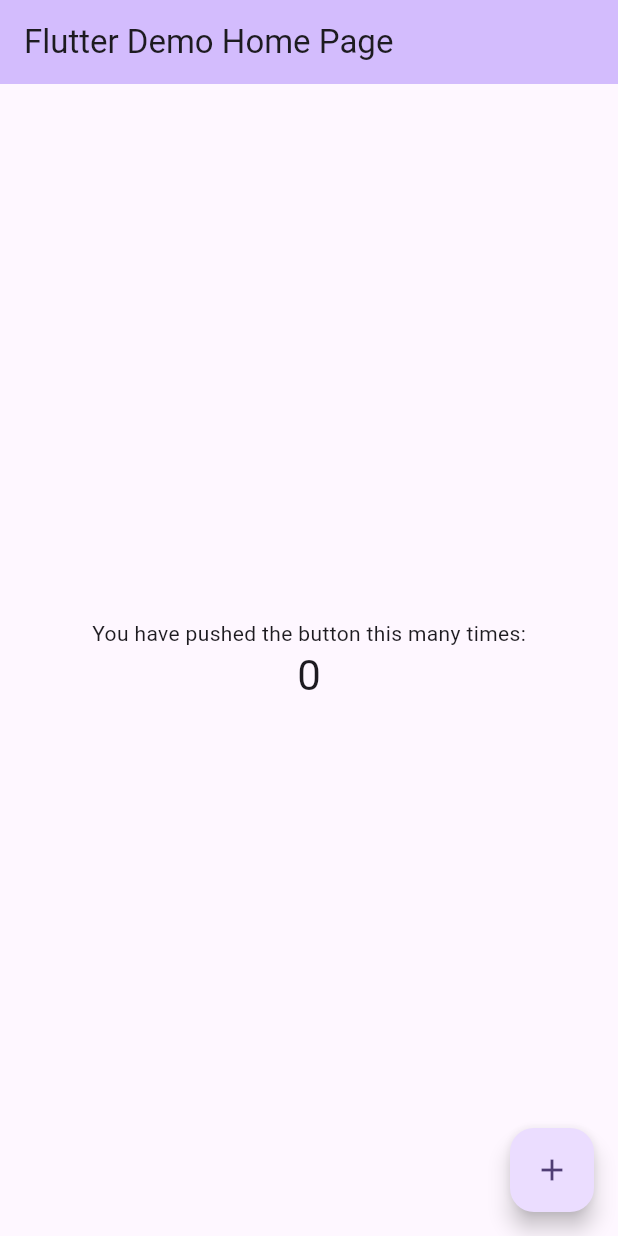
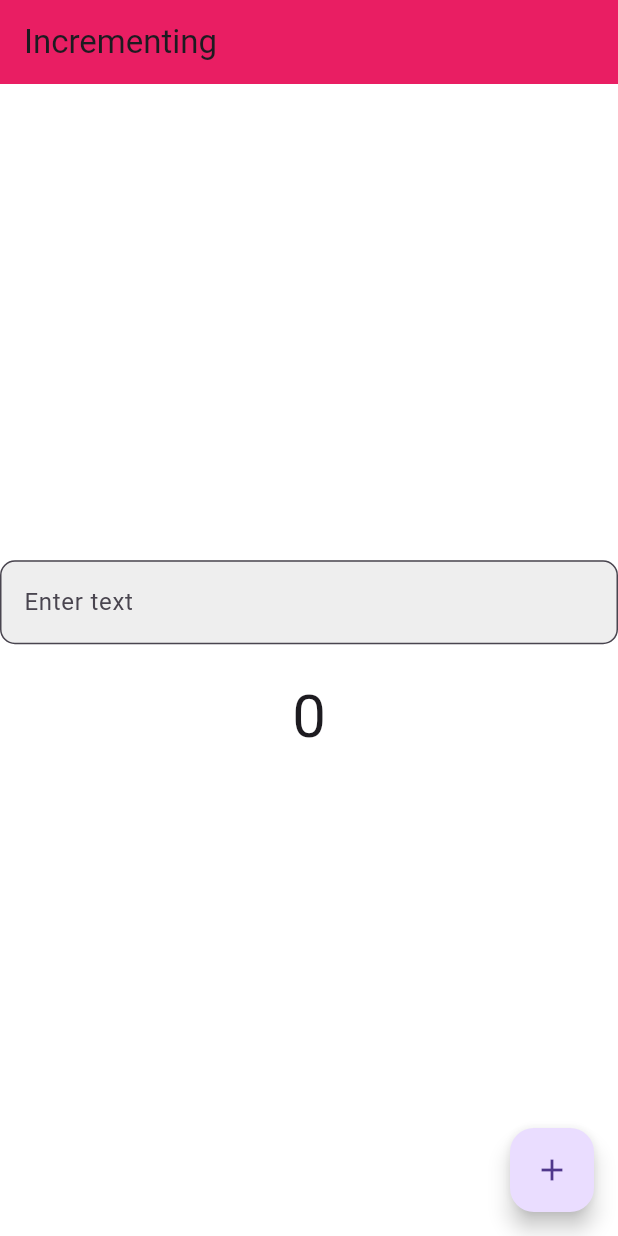
Before and after one commit to IrynaVdovych/mobileLab1DartFlutter, a Flutter app: the screen it shows after launch, on a phone screen of 412 x 824 dp. Run offline on Flutter 3.47's test engine with Material 3 defaults, Android fonts, the phone set to English and light mode, and no system bars.

Commit message:
added lab1 flutter

```diff
--- a/lib/main.dart
+++ b/lib/main.dart
@@ -1,125 +1,105 @@
 import 'package:flutter/material.dart';
 
 void main() {
-  runApp(const MyApp());
+  runApp(MyApp());
 }
 
 class MyApp extends StatelessWidget {
-  const MyApp({super.key});
-
-  // This widget is the root of your application.
   @override
   Widget build(BuildContext context) {
     return MaterialApp(
-      title: 'Flutter Demo',
-      theme: ThemeData(
-        // This is the theme of your application.
-        //
-        // TRY THIS: Try running your application with "flutter run". You'll see
-        // the application has a purple toolbar. Then, without quitting the app,
-        // try changing the seedColor in the colorScheme below to Colors.green
-        // and then invoke "hot reload" (save your changes or press the "hot
-        // reload" button in a Flutter-supported IDE, or press "r" if you used
-        // the command line to start the app).
-        //
-        // Notice that the counter didn't reset back to zero; the application
-        // state is not lost during the reload. To reset the state, use hot
-        // restart instead.
-        //
-        // This works for code too, not just values: Most code changes can be
-        // tested with just a hot reload.
-        colorScheme: ColorScheme.fromSeed(seedColor: Colors.deepPurple),
-        useMaterial3: true,
-      ),
-      home: const MyHomePage(title: 'Flutter Demo Home Page'),
+      title: '~Laboratory work #1',
+      home: IncrementScreen(),
     );
   }
 }
 
-class MyHomePage extends StatefulWidget {
-  const MyHomePage({super.key, required this.title});
-
-  // This widget is the home page of your application. It is stateful, meaning
-  // that it has a State object (defined below) that contains fields that affect
-  // how it looks.
-
-  // This class is the configuration for the state. It holds the values (in this
-  // case the title) provided by the parent (in this case the App widget) and
-  // used by the build method of the State. Fields in a Widget subclass are
-  // always marked "final".
-
-  final String title;
-
+class IncrementScreen extends StatefulWidget {
   @override
-  State<MyHomePage> createState() => _MyHomePageState();
+  _IncrementScreenState createState() => _IncrementScreenState();
 }
 
-class _MyHomePageState extends State<MyHomePage> {
+class _IncrementScreenState extends State<IncrementScreen> {
   int _counter = 0;
-
-  void _incrementCounter() {
-    setState(() {
-      // This call to setState tells the Flutter framework that something has
-      // changed in this State, which causes it to rerun the build method below
-      // so that the display can reflect the updated values. If we changed
-      // _counter without calling setState(), then the build method would not be
-      // called again, and so nothing would appear to happen.
-      _counter++;
-    });
-  }
+  TextEditingController _textEditingController = TextEditingController();
+  String _errorMessage = '';
 
   @override
   Widget build(BuildContext context) {
-    // This method is rerun every time setState is called, for instance as done
-    // by the _incrementCounter method above.
-    //
-    // The Flutter framework has been optimized to make rerunning build methods
-    // fast, so that you can just rebuild anything that needs updating rather
-    // than having to individually change instances of widgets.
     return Scaffold(
       appBar: AppBar(
-        // TRY THIS: Try changing the color here to a specific color (to
-        // Colors.amber, perhaps?) and trigger a hot reload to see the AppBar
-        // change color while the other colors stay the same.
-        backgroundColor: Theme.of(context).colorScheme.inversePrimary,
-        // Here we take the value from the MyHomePage object that was created by
-        // the App.build method, and use it to set our appbar title.
-        title: Text(widget.title),
+        title: Text('Incrementing'),
+        backgroundColor: Colors.pink, // зміна кольору панелі
       ),
+      backgroundColor: Colors.white, // зміна кольору фону вікна
       body: Center(
-        // Center is a layout widget. It takes a single child and positions it
-        // in the middle of the parent.
         child: Column(
-          // Column is also a layout widget. It takes a list of children and
-          // arranges them vertically. By default, it sizes itself to fit its
-          // children horizontally, and tries to be as tall as its parent.
-          //
-          // Column has various properties to control how it sizes itself and
-          // how it positions its children. Here we use mainAxisAlignment to
-          // center the children vertically; the main axis here is the vertical
-          // axis because Columns are vertical (the cross axis would be
-          // horizontal).
-          //
-          // TRY THIS: Invoke "debug painting" (choose the "Toggle Debug Paint"
-          // action in the IDE, or press "p" in the console), to see the
-          // wireframe for each widget.
           mainAxisAlignment: MainAxisAlignment.center,
           children: <Widget>[
-            const Text(
-              'You have pushed the button this many times:',
+            TextField(
+              controller: _textEditingController,
+              onChanged: (value) {
+                setState(() {
+                  if (value.toLowerCase() == "avada kedavra") {
+                    _errorMessage = '';
+                  } else if (isNumeric(value)) {
+                    _errorMessage = '';
+                  } else {
+                    _errorMessage = 'Error: Only numbers are accepted';
+                  }
+                });
+              },
+              decoration: InputDecoration(
+                labelText: 'Enter text',
+                hintText: 'Enter a number or "Avada Kedavra"',
+                errorText: _errorMessage.isNotEmpty ? _errorMessage : null,
+                border: OutlineInputBorder(
+                  borderRadius: BorderRadius.circular(10.0),
+                ),
+                filled: true,
+                fillColor: Colors.grey[200],
+              ),
             ),
+            SizedBox(height: 20),
             Text(
               '$_counter',
-              style: Theme.of(context).textTheme.headlineMedium,
+              style: TextStyle(fontSize: 40),
             ),
           ],
         ),
       ),
       floatingActionButton: FloatingActionButton(
-        onPressed: _incrementCounter,
+        onPressed: () {
+          setState(() {
+            String text = _textEditingController.text;
+            if (text.toLowerCase() == "avada kedavra") {
+              _counter = 0;
+              _errorMessage = '';
+            } else if (isNumeric(text)) {
+              _counter += int.parse(text);
+              _errorMessage = '';
+            } else {
+              _errorMessage = 'Error: Only numbers are accepted';
+            }
+            _textEditingController.clear();
+          });
+        },
         tooltip: 'Increment',
-        child: const Icon(Icons.add),
-      ), // This trailing comma makes auto-formatting nicer for build methods.
+        child: Icon(Icons.add),
+      ),
     );
   }
+
+  bool isNumeric(String s) {
+    if (s == null) {
+      return false;
+    }
+    return double.tryParse(s) != null;
+  }
+
+  @override
+  void dispose() {
+    _textEditingController.dispose();
+    super.dispose();
+  }
 }
```
